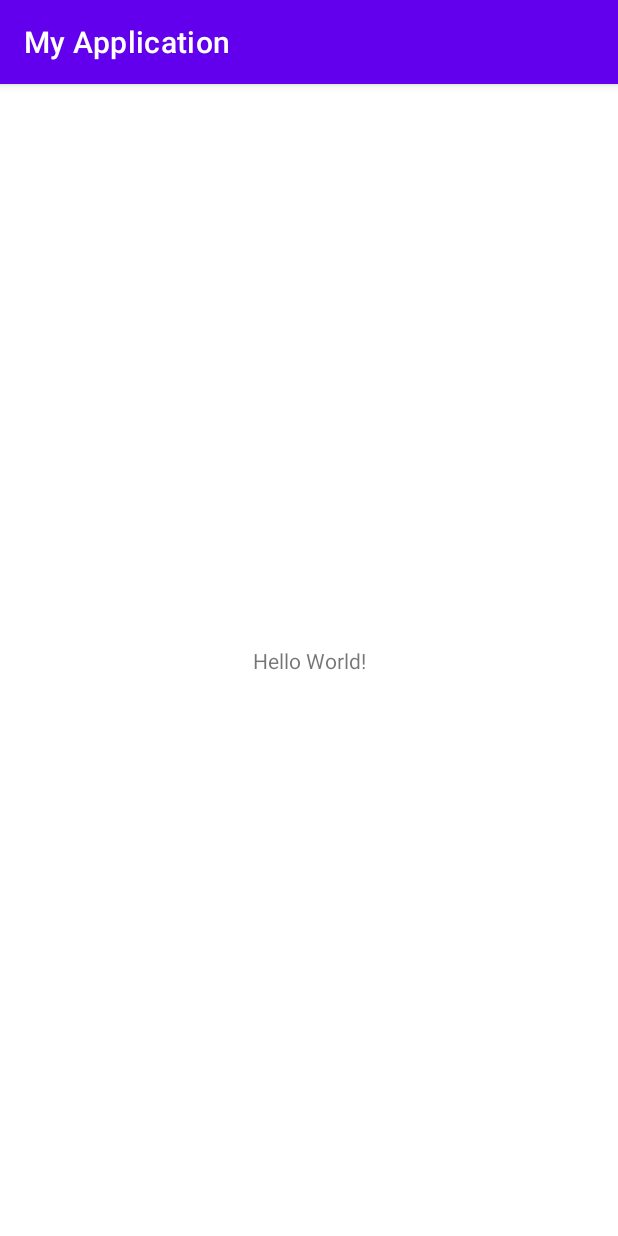
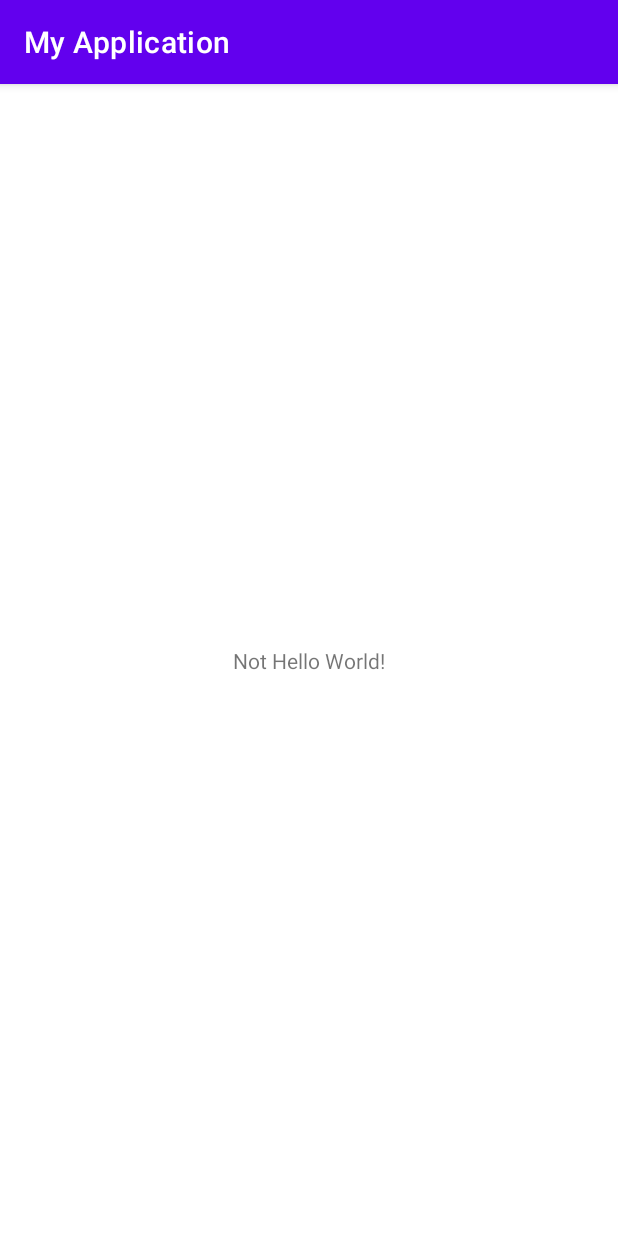
Before and after one commit to temirnurdin/testRepo, an Android app: the screen it shows after launch (MainActivity), on a phone screen of 412 x 824 dp. Run offline under Robolectric (Android 15) with nearby library versions, the phone set to English and light mode, and no system bars.

Commit message:
not hello world

```diff
--- a/app/src/main/res/layout/activity_main.xml
+++ b/app/src/main/res/layout/activity_main.xml
@@ -9,7 +9,7 @@
     <TextView
         android:layout_width="wrap_content"
         android:layout_height="wrap_content"
-        android:text="Hello World!"
+        android:text="Not Hello World!"
         app:layout_constraintBottom_toBottomOf="parent"
         app:layout_constraintEnd_toEndOf="parent"
         app:layout_constraintStart_toStartOf="parent"
```
